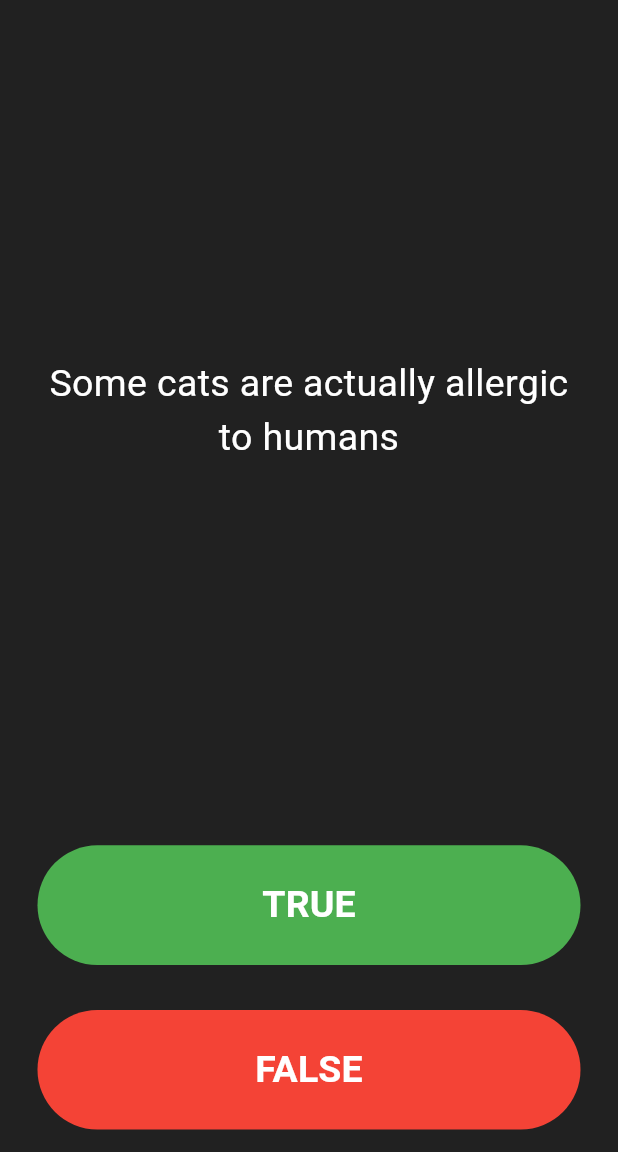
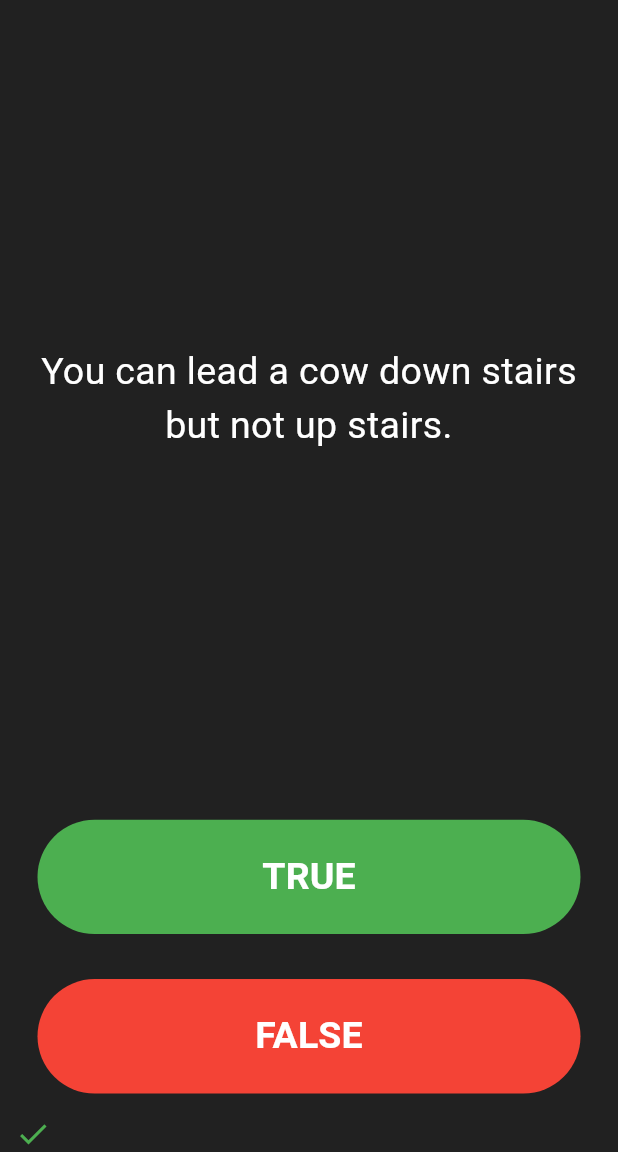
Before and after one commit to sulavkarki7/quizzler, a Flutter app: the screen it shows after launch, after a tap on "TRUE", on a phone screen of 412 x 824 dp, the part 84-1236 px from its top. Run offline on Flutter 3.47's test engine with Material 3 defaults, Android fonts, the phone set to English and light mode, and no system bars.

Commit message:
last commit

```diff
--- a/lib/main.dart
+++ b/lib/main.dart
@@ -1,8 +1,7 @@
 import 'package:flutter/material.dart';
-import 'package:quizzler/questions.dart';
-import 'quiz_brain.dart';
+import 'package:quizzler/quizpage.dart';
+import 'quiz_brain.dart'; // Import your QuizBrain file
 
-QuizBrain quizBrain = QuizBrain();
 void main() {
   runApp(const MyApp());
 }
@@ -20,15 +19,15 @@ class MyApp extends StatelessWidget {
 }
 
 class Quizzler extends StatefulWidget {
-  const Quizzler({
-    super.key,
-  });
+  const Quizzler({super.key});
 
   @override
-  State<Quizzler> createState() => _MyHomePageState();
+  State<Quizzler> createState() => _QuizzlerState();
 }
 
-class _MyHomePageState extends State<Quizzler> {
+class _QuizzlerState extends State<Quizzler> {
+  final QuizBrain quizBrain = QuizBrain();
+
   @override
   Widget build(BuildContext context) {
     return Scaffold(
@@ -37,119 +36,12 @@ class _MyHomePageState extends State<Quizzler> {
         title: const Text('Quizzler'),
         backgroundColor: Colors.cyan,
       ),
-      body: const SafeArea(
+      body: SafeArea(
         child: Padding(
-          padding: EdgeInsets.symmetric(horizontal: 10.0),
-          child: QuizPage(),
+          padding: const EdgeInsets.symmetric(horizontal: 10.0),
+          child: QuizPage(quizBrain: quizBrain),
         ),
       ),
     );
   }
 }
-
-class QuizPage extends StatefulWidget {
-  const QuizPage({super.key});
-
-  @override
-  State<QuizPage> createState() => _QuizPageState();
-}
-
-class _QuizPageState extends State<QuizPage> {
-  // void nextQuestion() {
-  //   setState(() {
-  //     if (questionNumber < questionBank .length - 1) {
-  //       questionNumber++;
-  //     } else {
-  //       questionNumber = 0;
-  //     }
-  //   });
-  // }
-
-  List<Icon> scoreKeeper = [];
-
-  int questionNumber = 0;
-
-  //    Question q1 = Question(q:'You can lead a cow down stairs but not up stairs',a: false),
-  // Question q2 = Question(q:'Approximately one quarter of human bones are in the feet ',a: true ),
-  // Question q3 = Question(q: 'A slug\'s blood is green',a: true);
-  // ];
-
-  @override
-  Widget build(BuildContext context) {
-    return Column(
-      crossAxisAlignment: CrossAxisAlignment.stretch,
-      mainAxisAlignment: MainAxisAlignment.spaceBetween,
-      children: [
-        Expanded(
-          flex: 5,
-          child: Padding(
-            padding: const EdgeInsets.all(10.0),
-            child: Center(
-              child: Text(
-                quizBrain.questionBank[questionNumber].questionText,
-                textAlign: TextAlign.center,
-                style: const TextStyle(
-                  fontSize: 25.0,
-                  color: Colors.white,
-                ),
-              ),
-            ),
-          ),
-        ),
-        Expanded(
-          child: Padding(
-            padding: const EdgeInsets.all(15.0),
-            child: TextButton(
-              style: TextButton.styleFrom(
-                backgroundColor: Colors.green,
-              ),
-              onPressed: () {
-                bool correctAnswer =
-                    quizBrain.questionBank[questionNumber].questionAnswer;
-
-                if (correctAnswer == true) {
-                } else {}
-                questionNumber++;
-              },
-              child: const Text(
-                'TRUE',
-                style: TextStyle(
-                    color: Colors.white,
-                    fontSize: 25,
-                    fontWeight: FontWeight.bold),
-              ),
-            ),
-          ),
-        ),
-        Expanded(
-          child: Padding(
-            padding: const EdgeInsets.all(15.0),
-            child: TextButton(
-              onPressed: () {
-                bool correctAnswer =
-                    quizBrain.questionBank[questionNumber].questionAnswer;
-
-                if (correctAnswer == true) {
-                } else {}
-                questionNumber++;
-              },
-              style: TextButton.styleFrom(
-                backgroundColor: Colors.red,
-              ),
-              child: const Text(
-                'FALSE',
-                style: TextStyle(
-                    color: Colors.white,
-                    fontSize: 25,
-                    fontWeight: FontWeight.bold),
-              ),
-            ),
-          ),
-        ),
-        Row(
-          children: scoreKeeper,
-        )
-      ],
-    );
-  }
-}
--- a/lib/questions.dart
+++ b/lib/questions.dart
@@ -7,3 +7,9 @@ class Question {
     questionAnswer = a!;
   }
 }
+// class Question {
+//   final String questionText;
+//   final bool questionAnswer;
+
+//   Question({required this.questionText, required this.questionAnswer});
+// }
--- a/lib/quiz_brain.dart
+++ b/lib/quiz_brain.dart
@@ -1,14 +1,16 @@
 import 'questions.dart';
 
+int _questionNumber = 0;
+
 class QuizBrain {
-  List<Question> questionBank = [
+  final List<Question> _questionBank = [
     Question(q: 'Some cats are actually allergic to humans', a: true),
     Question(q: 'You can lead a cow down stairs but not up stairs.', a: false),
     Question(
         q: 'Approximately one quarter of human bones are in the feet.',
         a: true),
     Question(q: 'A slug\'s blood is green.', a: true),
-    Question(q: 'Buzz Aldrin\'s mother\'s maiden name was \"Moon\".', a: true),
+    Question(q: 'Buzz Aldrin\'s mother\'s maiden name was "Moon".', a: true),
     Question(q: 'It is illegal to pee in the Ocean in Portugal.', a: true),
     Question(
       q: 'No piece of square dry paper can be folded in half more than 7 times.',
@@ -24,7 +26,7 @@ class QuizBrain {
     Question(
         q: 'The total surface area of two human lungs is approximately 70 square metres.',
         a: true),
-    Question(q: 'Google was originally called \"Backrub\".', a: true),
+    Question(q: 'Google was originally called "Backrub".', a: true),
     Question(
         q: 'Chocolate affects a dog\'s heart and nervous system; a few ounces are enough to kill a small dog.',
         a: true),
@@ -32,4 +34,28 @@ class QuizBrain {
         q: 'In West Virginia, USA, if you accidentally hit an animal with your car, you are free to take it home to eat.',
         a: true),
   ];
+
+  String getQuestionText() {
+    return _questionBank[_questionNumber].questionText;
+  }
+
+  bool getQuestionAnswer() {
+    return _questionBank[_questionNumber].questionAnswer;
+  }
+
+  void nextQuestion() {
+    if (_questionNumber < _questionBank.length - 1) {
+      _questionNumber++;
+    } else {
+      _questionNumber = 0;
+    }
+  }
+
+  bool isFinished() {
+    return _questionNumber >= _questionBank.length - 1;
+  }
+
+  void reset() {
+    _questionNumber = 0;
+  }
 }
--- /dev/null
+++ b/lib/quizpage.dart
@@ -0,0 +1,122 @@
+import 'package:flutter/material.dart';
+import 'quiz_brain.dart'; // Import your QuizBrain file
+
+class QuizPage extends StatefulWidget {
+  final QuizBrain quizBrain;
+
+  const QuizPage({required this.quizBrain, super.key});
+
+  @override
+  State<QuizPage> createState() => _QuizPageState();
+}
+
+class _QuizPageState extends State<QuizPage> {
+  List<Icon> scoreKeeper = [];
+
+  void checkAnswer(bool userPickedAnswer) {
+    bool correctAnswer = widget.quizBrain.getQuestionAnswer();
+
+    setState(() {
+      if (userPickedAnswer == correctAnswer) {
+        scoreKeeper.add(const Icon(Icons.check, color: Colors.green));
+      } else {
+        scoreKeeper.add(const Icon(Icons.close, color: Colors.red));
+      }
+
+      if (widget.quizBrain.isFinished()) {
+        showDialog(
+          context: context,
+          builder: (BuildContext context) {
+            return AlertDialog(
+              title: const Text('Finished!'),
+              content: Text('You have reached the end of the quiz.'),
+              actions: [
+                TextButton(
+                  child: const Icon(Icons.check_rounded, color: Colors.green),
+                  onPressed: () {
+                    Navigator.of(context).pop();
+                    setState(() {
+                      widget.quizBrain.reset();
+                      scoreKeeper = [];
+                    });
+                  },
+                ),
+              ],
+            );
+          },
+        );
+      } else {
+        widget.quizBrain.nextQuestion();
+      }
+    });
+  }
+
+  @override
+  Widget build(BuildContext context) {
+    return Column(
+      crossAxisAlignment: CrossAxisAlignment.stretch,
+      mainAxisAlignment: MainAxisAlignment.spaceBetween,
+      children: [
+        Expanded(
+          flex: 5,
+          child: Padding(
+            padding: const EdgeInsets.all(10.0),
+            child: Center(
+              child: Text(
+                widget.quizBrain.getQuestionText(),
+                textAlign: TextAlign.center,
+                style: const TextStyle(
+                  fontSize: 25.0,
+                  color: Colors.white,
+                ),
+              ),
+            ),
+          ),
+        ),
+        Expanded(
+          child: Padding(
+            padding: const EdgeInsets.all(15.0),
+            child: TextButton(
+              style: TextButton.styleFrom(
+                backgroundColor: Colors.green,
+              ),
+              onPressed: () {
+                checkAnswer(true);
+              },
+              child: const Text(
+                'TRUE',
+                style: TextStyle(
+                    color: Colors.white,
+                    fontSize: 25,
+                    fontWeight: FontWeight.bold),
+              ),
+            ),
+          ),
+        ),
+        Expanded(
+          child: Padding(
+            padding: const EdgeInsets.all(15.0),
+            child: TextButton(
+              onPressed: () {
+                checkAnswer(false);
+              },
+              style: TextButton.styleFrom(
+                backgroundColor: Colors.red,
+              ),
+              child: const Text(
+                'FALSE',
+                style: TextStyle(
+                    color: Colors.white,
+                    fontSize: 25,
+                    fontWeight: FontWeight.bold),
+              ),
+            ),
+          ),
+        ),
+        Row(
+          children: scoreKeeper,
+        ),
+      ],
+    );
+  }
+}
--- a/pubspec.yaml
+++ b/pubspec.yaml
@@ -35,6 +35,7 @@ dependencies:
   # The following adds the Cupertino Icons font to your application.
   # Use with the CupertinoIcons class for iOS style icons.
   cupertino_icons: ^1.0.6
+  rflutter_alert: ^2.0.7
 
 dev_dependencies:
   flutter_test:
```
Also changed, not shown: pubspec.lock.
